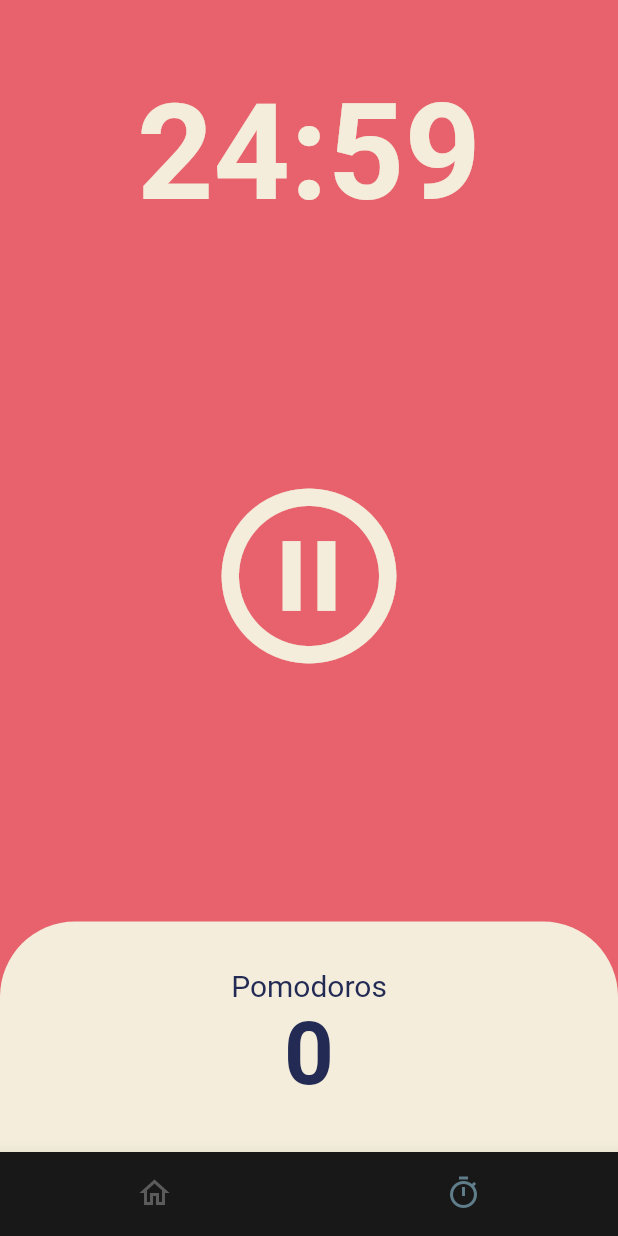
After one commit to SHINDONGDONG/toonflix, a Flutter app: the screen it shows after launch, item 2 of the bottom bar chosen, after a tap on the "play circle outline" icon, on a phone screen of 412 x 824 dp. The commit adds this screen. Run offline on Flutter 3.47's test engine with Material 2 defaults, Android fonts, the phone set to English and light mode, and no system bars; missing offline and left inert: dart:ffi.

Commit message:
Timer, late, Duration, Substring, first, split ...

```diff
--- a/lib/main.dart
+++ b/lib/main.dart
@@ -15,11 +15,13 @@ class MyApp extends StatelessWidget {
   Widget build(BuildContext context) {
     return MaterialApp(
       theme: ThemeData(
+        backgroundColor: const Color(0xFFE7626C),
         textTheme: const TextTheme(
-          titleLarge: TextStyle(
-            color: Colors.red
+          headline1: TextStyle(
+            color: Color(0xFF232B55),
           ),
         ),
+        cardColor: const Color(0xFFF4EDDB),
       ),
       home: BottomScreen(),
     );
--- a/lib/screens/bottom.dart
+++ b/lib/screens/bottom.dart
@@ -1,6 +1,7 @@
 import 'package:flutter/cupertino.dart';
 import 'package:flutter/material.dart';
 import 'package:toonflix/screens/home.dart';
+import 'package:toonflix/screens/pomodoro_screen.dart';
 import 'package:toonflix/screens/stateful_screen.dart';
 
 class BottomScreen extends StatefulWidget {
@@ -14,7 +15,7 @@ class _BottomScreenState extends State<BottomScreen> {
 
   static final List<Widget>_widgetOption=<Widget>[
     const Home(),
-    const StatefulScreen(),
+    const PomodoroScreen(),
   ];
 
   int _currentIndex = 0;
@@ -37,9 +38,9 @@ class _BottomScreenState extends State<BottomScreen> {
         backgroundColor: Color(0xFF181818),
         showUnselectedLabels: false,
         showSelectedLabels: false,
-        items: [
+        items: const [
           BottomNavigationBarItem(icon: Icon(Icons.home_outlined), label: ""),
-          BottomNavigationBarItem(icon: Icon(Icons.add_a_photo_outlined), label: ""),
+          BottomNavigationBarItem(icon: Icon(Icons.timer_sharp), label: ""),
         ],
 
       )
--- /dev/null
+++ b/lib/screens/pomodoro_screen.dart
@@ -0,0 +1,160 @@
+import 'dart:async';
+
+import 'package:flutter/cupertino.dart';
+import 'package:flutter/material.dart';
+
+class PomodoroScreen extends StatefulWidget {
+  const PomodoroScreen({Key? key}) : super(key: key);
+
+  @override
+  State<PomodoroScreen> createState() => _PomodoroScreenState();
+}
+
+class _PomodoroScreenState extends State<PomodoroScreen> {
+
+  static const twentyFiveMinutes = 1500;
+  //흘러갈 토탈 초
+  int totalSeconds = twentyFiveMinutes;
+  //현재 running 상태체크
+  bool isRunning = false;
+  //나중에 초기화시킨다 late
+  late Timer timer;
+  //카운터
+  int totalPomodoros = 0;
+
+
+  //실시간변동 total초가 1씩 마이너스된다.
+  void onTick(Timer timer){
+    //totalSeconds가 0으로 되었을 때
+    if(totalSeconds == 0) {
+      setState(() {
+        //카운터1올리고, 런닝을 false로
+        //그리고나서 초 초기화
+        totalPomodoros = totalPomodoros +1;
+        isRunning = false;
+        totalSeconds = twentyFiveMinutes;
+      });
+      //초기화 된것처럼 보이니 timer동작을 취소시켜줘야함..
+      timer.cancel();
+    } else {
+      setState(() {
+        totalSeconds = totalSeconds-1;
+      });
+    }
+  }
+
+  //누르면 timer 가 Timer.periodic옵션으로
+  //Duration seconds1 초씩 onTick이라는 메서드를 실행시킨다.
+  void onStartPressed() {
+    timer = Timer.periodic(
+      Duration(seconds: 1),
+      onTick,
+    );
+    setState(() {
+      isRunning = true;
+    });
+  }
+
+  void onPausePressed(){
+    timer.cancel();
+    setState(() {
+      isRunning = false;
+    });
+  }
+
+  String format(int seconds){
+    //duration을 담아주면 시간:분:초 로 나온다.
+    var duration = Duration(seconds: seconds);
+    //리턴값을 듀레이션에서 toString으로 리턴시켜주고
+    //.split값을 짜른다. 그리고 짜른기점에서 앞에부분을 가져오고
+    //앞에 부분에서 0,1번째는 필요가 없으니 2-7번째를 가져온다.
+    print(duration.toString());
+    return duration.toString().split(".").first.substring(2,7);
+  }
+
+  @override
+  Widget build(BuildContext context) {
+    return Scaffold(
+      backgroundColor: Theme.of(context).backgroundColor,
+      body: Column(
+        children: [
+          //flexible은 ui 비율에 따라 유연하게 해준다.
+          Flexible(
+            flex: 1,
+            child:
+            Container(
+              alignment: Alignment.bottomCenter,
+              child: Text(
+                format(totalSeconds),
+                style: TextStyle(
+                  color: Theme.of(context).cardColor,
+                  fontSize: 89,
+                  fontWeight: FontWeight.w600
+                ),
+              ),
+            ),
+          ),
+          //34줄 두번째 플렉시블
+          Flexible(
+            flex: 3,
+            child: Center(
+              child: IconButton(
+                onPressed: isRunning ? onPausePressed : onStartPressed,
+                icon: Transform.scale(
+                  scale: 7,
+                  child: Icon(
+                    isRunning
+                        ? Icons.pause_circle_outline
+                        : Icons.play_circle_outline,
+                    size: 20,
+                    color: Theme.of(context).cardColor,
+                  ),
+                ),
+
+              ),
+            ),
+          ),
+
+          //53줄 3번째 플렉시블
+          Flexible(
+            flex: 1,
+            child: Row(
+              children: [
+                Expanded(
+                  child: Container(
+                    decoration: BoxDecoration(
+                      color: Theme.of(context).cardColor,
+                      borderRadius: const BorderRadius.only(
+                        topLeft: Radius.circular(50),
+                        topRight: Radius.circular(50),
+                      ),
+                    ),
+                    child: Column(
+                      mainAxisAlignment: MainAxisAlignment.center,
+                      children: [
+                        Text(
+                          'Pomodoros',
+                          style: TextStyle(
+                            fontSize: 20,
+                            color: Theme.of(context).textTheme.headline1?.color
+                          ),
+                        ),
+                        Text('$totalPomodoros',
+                          style: TextStyle(
+                            fontSize: 58,
+                            fontWeight: FontWeight.w600,
+                            color: Theme.of(context).textTheme.headline1?.color,
+                          ),
+                        ),
+                      ],
+                    ),
+                  ),
+                ),
+              ],
+            ),
+          )
+        ],
+      ),
+    );
+  }
+}
```
